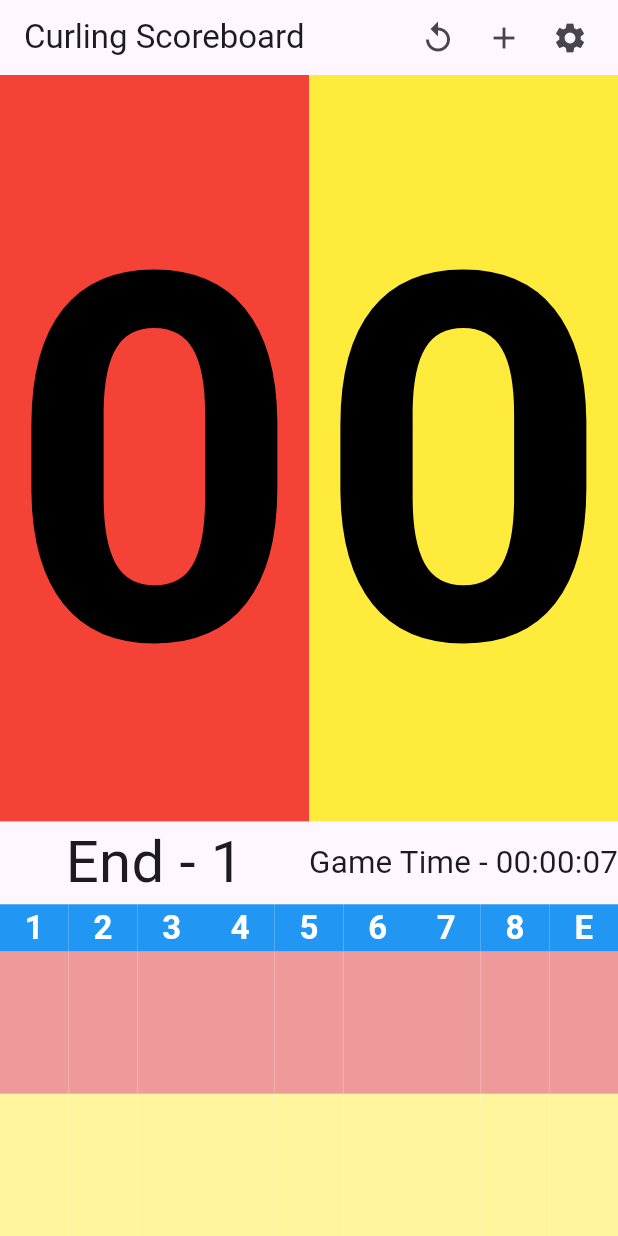
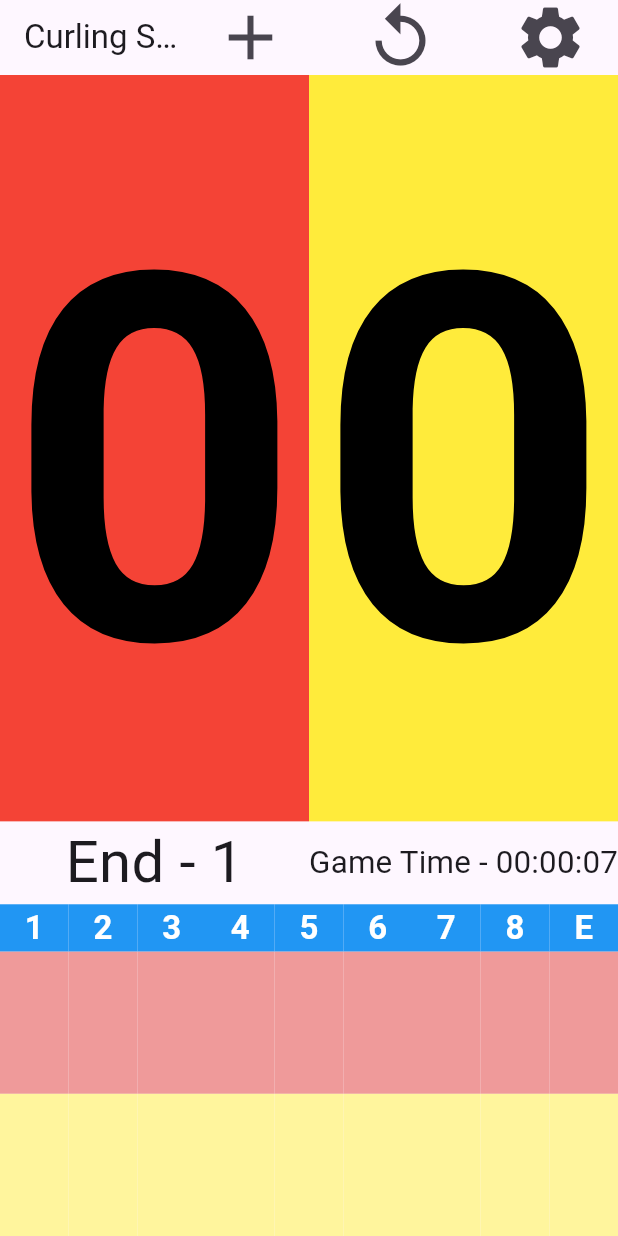
Before and after one commit to tomarra/curling_scoreboard_flutter, a Flutter app: the screen it shows after launch, on a phone screen of 412 x 824 dp. Run offline on Flutter 3.47's test engine with Material 3 defaults, Android fonts, the phone set to English and light mode, and no system bars; our stand-ins replace material_segmented_control; generated files the repository leaves out were written again.

Commit message:
feat: increase appbar and icon size

```diff
--- a/lib/main.dart
+++ b/lib/main.dart
@@ -480,8 +480,8 @@ class _CurlingScoreboardScreenState extends State<CurlingScoreboardScreen> {
         toolbarHeight: 50,
         title: Text(AppLocalizations.of(context)!.appBarTitle),
         actions: <Widget>[
+          buildAddScoreButton(context),
           buildResetButton(context),
-          buildAddScoreButton(context),
           buildSettingsButton(context),
         ],
       ),
@@ -491,24 +491,30 @@ class _CurlingScoreboardScreenState extends State<CurlingScoreboardScreen> {
 
   Widget buildResetButton(BuildContext context) {
     return Padding(
-      padding: const EdgeInsets.only(right: 20),
+      padding: const EdgeInsets.only(right: 50),
       child: GestureDetector(
         onTap: () {
           showResetConfirmationDialog(context);
         },
-        child: const Icon(Icons.replay_outlined),
+        child: const Icon(
+          Icons.replay_outlined,
+          size: 50,
+        ),
       ),
     );
   }
 
   Widget buildAddScoreButton(BuildContext context) {
     return Padding(
-      padding: const EdgeInsets.only(right: 20),
+      padding: const EdgeInsets.only(right: 50),
       child: GestureDetector(
         onTap: () {
           showEnterScoreDialog(context);
         },
-        child: const Icon(Icons.add),
+        child: const Icon(
+          Icons.add,
+          size: 50,
+        ),
       ),
     );
   }
@@ -520,7 +526,10 @@ class _CurlingScoreboardScreenState extends State<CurlingScoreboardScreen> {
         onTap: () {
           showSettingsDialog(context);
         },
-        child: const Icon(Icons.settings),
+        child: const Icon(
+          Icons.settings,
+          size: 50,
+        ),
       ),
     );
   }
```
